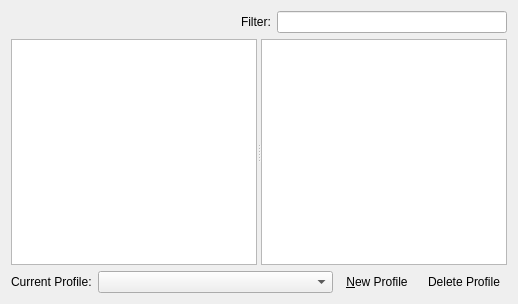
First picture: the form in files/ui/datafilespage.ui, repository OpenMW/openmw, before the edit.
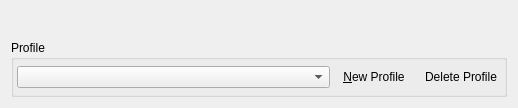
Second picture: the form after the edit. Icons and pictures are not drawn. Custom widgets are drawn as their Qt base class.

The edit to the form file:
```diff
--- a/files/ui/datafilespage.ui
+++ b/files/ui/datafilespage.ui
@@ -7,64 +7,49 @@
     <x>0</x>
     <y>0</y>
     <width>518</width>
-    <height>304</height>
+    <height>108</height>
    </rect>
   </property>
+  <property name="sizePolicy">
+   <sizepolicy hsizetype="Minimum" vsizetype="Minimum">
+    <horstretch>0</horstretch>
+    <verstretch>0</verstretch>
+   </sizepolicy>
+  </property>
+  <property name="contextMenuPolicy">
+   <enum>Qt::DefaultContextMenu</enum>
+  </property>
   <layout class="QVBoxLayout" name="verticalLayout">
    <item>
-    <layout class="QHBoxLayout" name="filterLayout">
-     <item>
-      <spacer name="horizontalSpacer">
-       <property name="orientation">
-        <enum>Qt::Horizontal</enum>
-       </property>
-       <property name="sizeHint" stdset="0">
-        <size>
-         <width>40</width>
-         <height>20</height>
-        </size>
-       </property>
-      </spacer>
+    <widget class="QWidget" name="contentSelectorWidget" native="true"/>
      </item>
      <item>
-      <widget class="QLabel" name="filterLabel">
-       <property name="text">
-        <string>Filter:</string>
-       </property>
-      </widget>
-     </item>
-     <item>
-      <widget class="LineEdit" name="filterLineEdit"/>
-     </item>
-    </layout>
-   </item>
-   <item>
-    <widget class="QSplitter" name="splitter">
-     <property name="sizePolicy">
-      <sizepolicy hsizetype="Expanding" vsizetype="Expanding">
-       <horstretch>0</horstretch>
-       <verstretch>0</verstretch>
-      </sizepolicy>
+    <widget class="QGroupBox" name="profileGroupBox">
+     <property name="focusPolicy">
+      <enum>Qt::NoFocus</enum>
+     </property>
+     <property name="title">
+      <string>Profile</string>
      </property>
-     <property name="orientation">
-      <enum>Qt::Horizontal</enum>
-     </property>
-     <property name="childrenCollapsible">
+     <property name="flat">
       <bool>false</bool>
      </property>
-     <widget class="QTableView" name="mastersTable"/>
-     <widget class="QTableView" name="pluginsTable"/>
-    </widget>
-   </item>
-   <item>
-    <layout class="QHBoxLayout" name="horizontalLayout">
-     <item>
-      <widget class="QLabel" name="profileLabel">
-       <property name="text">
-        <string>Current Profile:</string>
-       </property>
-      </widget>
-     </item>
+     <layout class="QHBoxLayout" name="horizontalLayout_2">
+      <property name="spacing">
+       <number>6</number>
+      </property>
+      <property name="leftMargin">
+       <number>3</number>
+      </property>
+      <property name="topMargin">
+       <number>6</number>
+      </property>
+      <property name="rightMargin">
+       <number>0</number>
+      </property>
+      <property name="bottomMargin">
+       <number>6</number>
+      </property>
      <item>
       <widget class="ProfilesComboBox" name="profilesComboBox">
        <property name="enabled">
@@ -108,6 +93,7 @@
       </widget>
      </item>
     </layout>
+    </widget>
    </item>
   </layout>
   <action name="newProfileAction">
@@ -151,11 +137,6 @@
   </action>
  </widget>
  <customwidgets>
-  <customwidget>
-   <class>LineEdit</class>
-   <extends>QLineEdit</extends>
-   <header location="global">components/fileorderlist/utils/lineedit.hpp</header>
-  </customwidget>
   <customwidget>
    <class>ProfilesComboBox</class>
    <extends>QComboBox</extends>
```
Left out of the diff: 11 changed lines with no effect on the pictures. Lines whose indentation alone changed are shown as unchanged.
